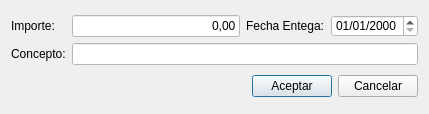
Qt form Auxiliares/frmaddentregascuenta.ui (arcnexus/RedFoX) before a commit.
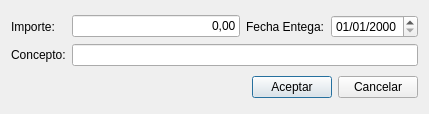
The same form after that commit. Icons and pictures are not drawn.

Patch:
```diff
--- a/Auxiliares/frmaddentregascuenta.ui
+++ b/Auxiliares/frmaddentregascuenta.ui
@@ -67,9 +67,6 @@
        <property name="autoFillBackground">
         <bool>false</bool>
        </property>
-       <property name="styleSheet">
-        <string notr="true">background-color: rgb(255, 255, 255);</string>
-       </property>
        <property name="text">
         <string>0,00</string>
        </property>
@@ -90,9 +87,6 @@
        <property name="autoFillBackground">
         <bool>false</bool>
        </property>
-       <property name="styleSheet">
-        <string notr="true">background-color: rgb(255, 255, 255);</string>
-       </property>
        <property name="displayFormat">
         <string>dd/MM/yyyy</string>
        </property>
@@ -110,9 +104,6 @@
        <property name="autoFillBackground">
         <bool>false</bool>
        </property>
-       <property name="styleSheet">
-        <string notr="true">background-color: rgb(255, 255, 255);</string>
-       </property>
       </widget>
      </item>
     </layout>
```
